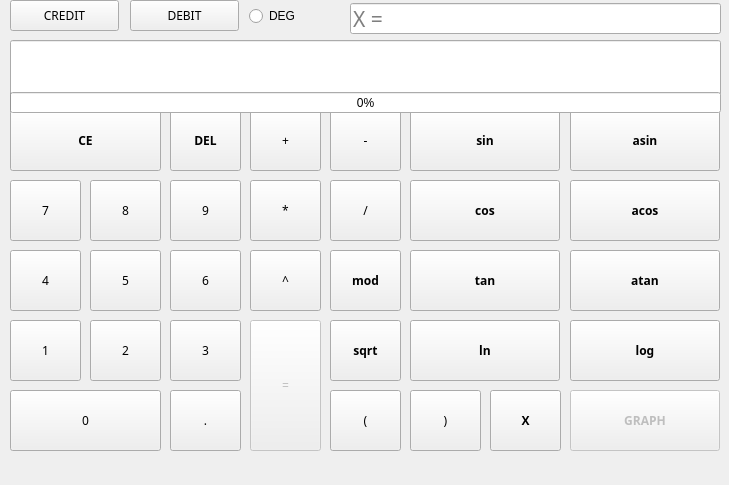
Old version of the form src/calcView.ui in the repository antinlay/CPP3_SmartCalc_v2.0-1.
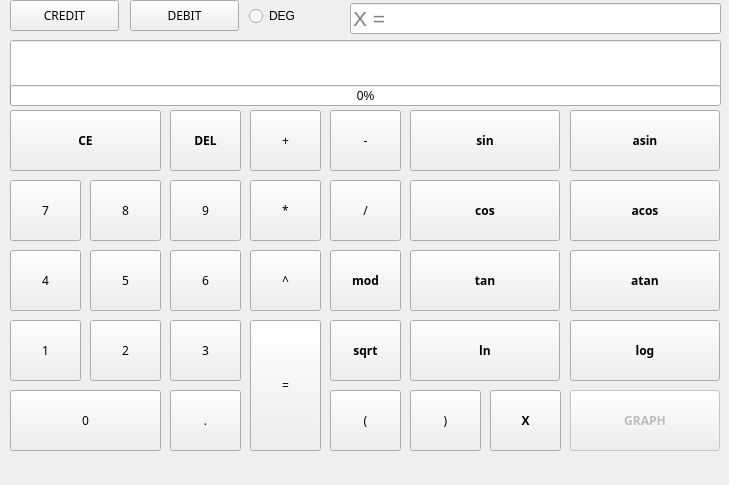
New version of the form. Icons and pictures are not drawn.

Patch:
```diff
--- a/src/calcView.ui
+++ b/src/calcView.ui
@@ -270,7 +270,7 @@
     </property>
     <property name="font">
      <font>
-      <family>Arial Black</family>
+      <family>.AppleSystemUIFont</family>
       <pointsize>18</pointsize>
       <bold>true</bold>
      </font>
@@ -565,7 +565,7 @@
    </widget>
    <widget class="QPushButton" name="equal">
     <property name="enabled">
-     <bool>false</bool>
+     <bool>true</bool>
     </property>
     <property name="geometry">
      <rect>
@@ -792,7 +792,7 @@
     </property>
     <property name="font">
      <font>
-      <family>Arial Black</family>
+      <family>.AppleSystemUIFont</family>
       <pointsize>16</pointsize>
       <bold>false</bold>
      </font>
@@ -820,7 +820,7 @@
     <property name="geometry">
      <rect>
       <x>10</x>
-      <y>92</y>
+      <y>85</y>
       <width>711</width>
       <height>21</height>
      </rect>
```
Left out of the diff: 25 changed lines with no effect on the pictures.
